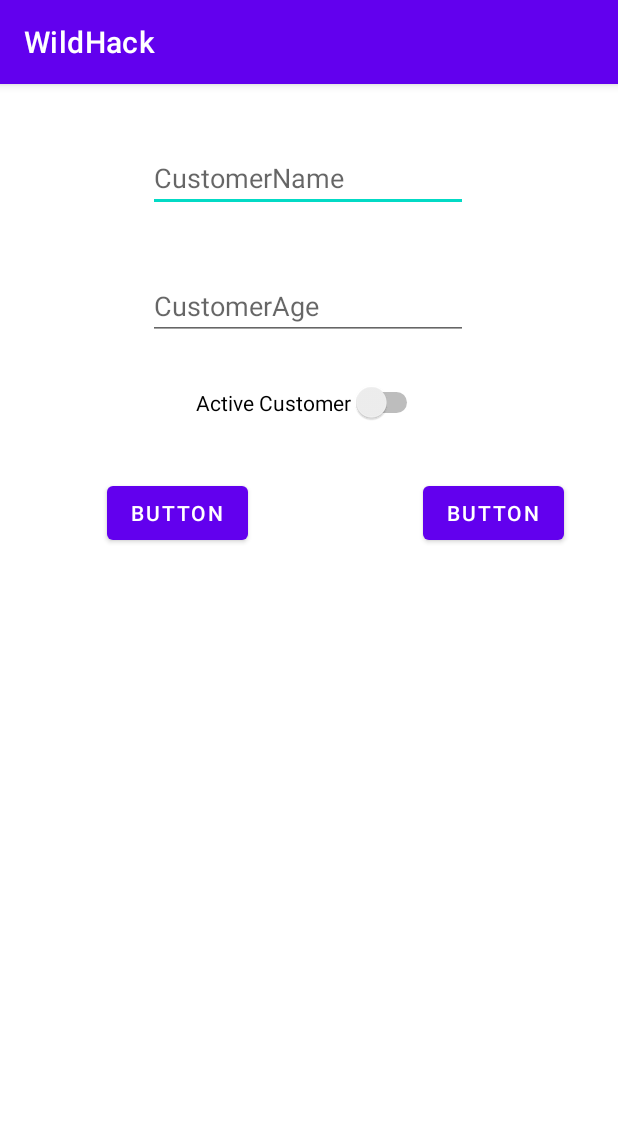
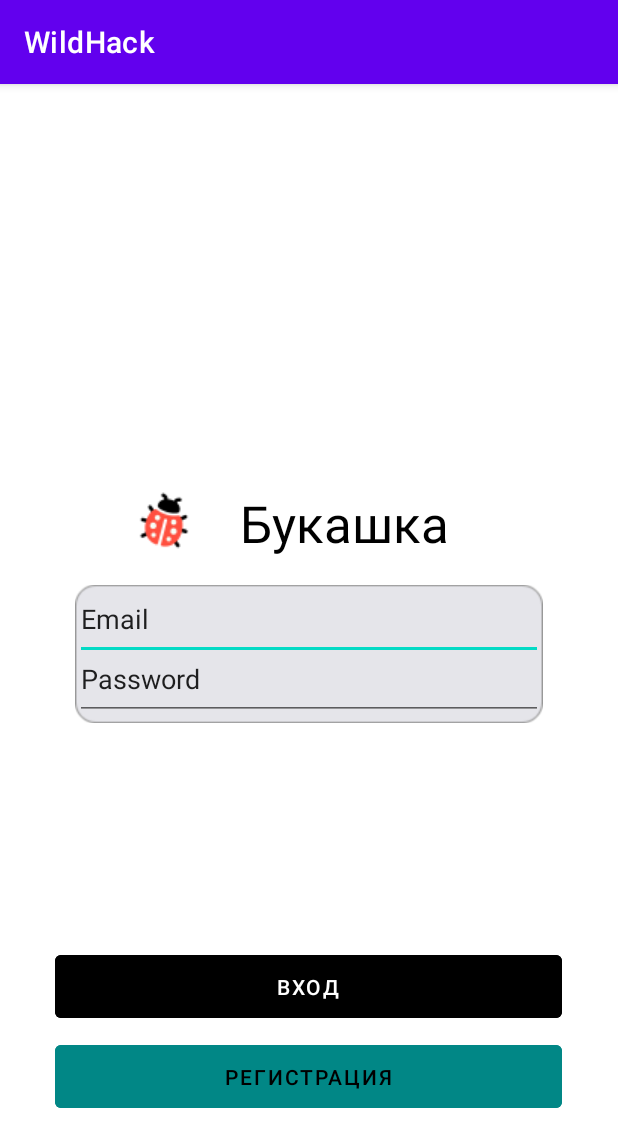
Before and after one commit to Master-sniffer/WILDHACK, an Android app: the screen it shows after launch (MainActivity), on a phone screen of 412 x 824 dp. Shown: the top 1147 px of the screen. Run offline under Robolectric (Android 15) with nearby library versions, the phone set to English and light mode, and no system bars.

Commit message:
Изменения

```diff
--- a/app/src/main/java/Solution/wildhack/MainActivity.java
+++ b/app/src/main/java/Solution/wildhack/MainActivity.java
@@ -2,117 +2,108 @@ package Solution.wildhack;
 
 import android.annotation.SuppressLint;
 import android.os.Bundle;
-import android.view.View;
-import android.widget.AdapterView;
-import android.widget.ArrayAdapter;
-import android.widget.Button;
-import android.widget.EditText;
-import android.widget.ListView;
-import android.widget.Switch;
-import android.widget.Toast;
 
 import androidx.appcompat.app.AppCompatActivity;
 
-import Models.CustomerModel;
-
 public class MainActivity extends AppCompatActivity {
 
-    Button bt1,bt2;
-    Switch switch_active;
-    EditText edit_age,editTextTextPersonName ;
-    ListView customer_list ;
-    ArrayAdapter customerArray;
-    DatabaseHelper databaseHelper;
+//    Button bt1, bt2;
+//    Switch switch_active;
+//    EditText edit_age, editTextTextPersonName;
+//    ListView customer_list;
+//    ArrayAdapter customerArray;
+//    DatabaseHelper databaseHelper;
 
 
     @SuppressLint("ResourceType")
     @Override
     protected void onCreate(Bundle savedInstanceState) {
         super.onCreate(savedInstanceState);
-        setContentView(R.layout.activity_main);
+        setContentView(R.layout.login);
 
-        bt1 = findViewById(R.id.bt1);
-        bt2 = findViewById(R.id.bt2);
-        switch_active = findViewById(R.id.switch_active);
-        edit_age = findViewById(R.id.edit_age);
-        editTextTextPersonName = findViewById(R.id.editTextTextPersonName);
-        customer_list = findViewById(R.id.customer_list);
-
-         databaseHelper  = new DatabaseHelper(MainActivity.this);
-
-
-        ShowCustomers(databaseHelper);
-
-        bt1.setOnClickListener(new View.OnClickListener() {
-            @Override
-            public void onClick(View v) {
-                CustomerModel customerModel;
-                    customerModel = new CustomerModel(-1, editTextTextPersonName.getText().toString(), Integer.parseInt(edit_age.getText().toString()), switch_active.isChecked() );
-                    Toast.makeText(MainActivity.this , customerModel.toString() , Toast.LENGTH_SHORT).show();
-
-
-                DatabaseHelper databaseHelper = new DatabaseHelper(MainActivity.this);
-                boolean b = databaseHelper.AddOne(customerModel);
-                Toast.makeText(MainActivity.this,"Result "  + b, Toast.LENGTH_SHORT).show();
-                ShowCustomers(databaseHelper);
-
-
-                    }
-
-
-
-        });
-
-        bt2.setOnClickListener(new View.OnClickListener() {
-            @Override
-            public void onClick(View v) {
-
-                databaseHelper  = new DatabaseHelper(MainActivity.this);
-
-
-                ShowCustomers(databaseHelper);
-
-
-                //Toast.makeText(MainActivity.this , results.toString(), Toast.LENGTH_SHORT).show();
-
-            }
-        });
-
-        customer_list.setOnItemClickListener(new AdapterView.OnItemClickListener() {
-            @Override
-            public void onItemClick(AdapterView<?> parent, View view, int position, long id) {
-                CustomerModel customerModel = (CustomerModel) parent.getItemAtPosition(position);
-                databaseHelper.deleteOne(customerModel);
-                ShowCustomers(databaseHelper);
-                Toast.makeText(MainActivity.this, "DELETED "+ customerModel.toString(), Toast.LENGTH_SHORT).show();
-
-            }
-        });
-
-
-
-        String files = "Потребуется стандартное походное снаряжение, за исключением палатки и посуды для приготовления еды на костре\n" +
-                "высокие резиновые сапоги («болотники»), спальник, коврик, налобный фонарик, термос, личная посуда\n" +
-                "(на некоторых кордонах вся посуда есть),\n" +
-                "биоразлагаемые средства гигиены, репелленты.\n" +
-                "Погода на Камчатке быстро и часто меняется – не забудьте про теплую и водоотталкивающую одежду и обувь.\n" +
-                "В теплые дни из соображений этики нельзя ходить по кордону в купальнике и коротких шортах,\n" +
-                "поэтому комплект легкой одежды тоже возьмите с собой. Помните, вы – лицо заповедника, наравне с сотрудниками!";
-        String flows = "Привет\n" +
-                "Пока\n" +
-                "Ага\n" +
-                "Вот\n" +
-                "да\n" +
-                "пока\n";
-
-//        Tests.tests(files);
-//        Tests.tests(flows);
-
-
-    }
-
-    private void ShowCustomers(DatabaseHelper databaseHelper2) {
-        customerArray = new ArrayAdapter<CustomerModel>(MainActivity.this, android.R.layout.simple_list_item_1, databaseHelper2.getEveryone());
-        customer_list.setAdapter(customerArray);
+//        bt1 = findViewById(R.id.bt1);
+//        bt2 = findViewById(R.id.bt2);
+//        switch_active = findViewById(R.id.switch_active);
+//        edit_age = findViewById(R.id.edit_age);
+//        editTextTextPersonName = findViewById(R.id.editTextTextPersonName);
+//        customer_list = findViewById(R.id.customer_list);
+//
+//         databaseHelper  = new DatabaseHelper(MainActivity.this);
+//
+//
+//        ShowCustomers(databaseHelper);
+//
+//        bt1.setOnClickListener(new View.OnClickListener() {
+//            @Override
+//            public void onClick(View v) {
+//                CustomerModel customerModel;
+//                    customerModel = new CustomerModel(-1, editTextTextPersonName.getText().toString(), Integer.parseInt(edit_age.getText().toString()), switch_active.isChecked() );
+//                    Toast.makeText(MainActivity.this , customerModel.toString() , Toast.LENGTH_SHORT).show();
+//
+//
+//                DatabaseHelper databaseHelper = new DatabaseHelper(MainActivity.this);
+//                boolean b = databaseHelper.AddOne(customerModel);
+//                Toast.makeText(MainActivity.this,"Result "  + b, Toast.LENGTH_SHORT).show();
+//                ShowCustomers(databaseHelper);
+//
+//
+//                    }
+//
+//
+//
+//        });
+//
+//        bt2.setOnClickListener(new View.OnClickListener() {
+//            @Override
+//            public void onClick(View v) {
+//
+//                databaseHelper  = new DatabaseHelper(MainActivity.this);
+//
+//
+//                ShowCustomers(databaseHelper);
+//
+//
+//                //Toast.makeText(MainActivity.this , results.toString(), Toast.LENGTH_SHORT).show();
+//
+//            }
+//        });
+//
+//        customer_list.setOnItemClickListener(new AdapterView.OnItemClickListener() {
+//            @Override
+//            public void onItemClick(AdapterView<?> parent, View view, int position, long id) {
+//                CustomerModel customerModel = (CustomerModel) parent.getItemAtPosition(position);
+//                databaseHelper.deleteOne(customerModel);
+//                ShowCustomers(databaseHelper);
+//                Toast.makeText(MainActivity.this, "DELETED "+ customerModel.toString(), Toast.LENGTH_SHORT).show();
+//
+//            }
+//        });
+//
+//
+//
+//        String files = "Потребуется стандартное походное снаряжение, за исключением палатки и посуды для приготовления еды на костре\n" +
+//                "высокие резиновые сапоги («болотники»), спальник, коврик, налобный фонарик, термос, личная посуда\n" +
+//                "(на некоторых кордонах вся посуда есть),\n" +
+//                "биоразлагаемые средства гигиены, репелленты.\n" +
+//                "Погода на Камчатке быстро и часто меняется – не забудьте про теплую и водоотталкивающую одежду и обувь.\n" +
+//                "В теплые дни из соображений этики нельзя ходить по кордону в купальнике и коротких шортах,\n" +
+//                "поэтому комплект легкой одежды тоже возьмите с собой. Помните, вы – лицо заповедника, наравне с сотрудниками!";
+//        String flows = "Привет\n" +
+//                "Пока\n" +
+//                "Ага\n" +
+//                "Вот\n" +
+//                "да\n" +
+//                "пока\n";
+//
+////        Tests.tests(files);
+////        Tests.tests(flows);
+//
+//
+//    }
+//
+//    private void ShowCustomers(DatabaseHelper databaseHelper2) {
+//        customerArray = new ArrayAdapter<CustomerModel>(MainActivity.this, android.R.layout.simple_list_item_1, databaseHelper2.getEveryone());
+//        customer_list.setAdapter(customerArray);
+//    }
     }
 }
--- a/app/src/main/res/layout/login.xml
+++ b/app/src/main/res/layout/login.xml
@@ -24,8 +24,8 @@
             android:id="@+id/imageView"
             android:layout_width="wrap_content"
             android:layout_height="wrap_content"
+            android:layout_marginLeft="85dp"
             android:layout_marginTop="267dp"
-            android:layout_marginLeft="85dp"
             android:background="#ffffff"
             app:srcCompat="@drawable/logowh" />
 
@@ -43,14 +43,14 @@
 
         <EditText
             android:id="@+id/EmailText"
-            android:layout_marginTop="330dp"
-            android:layout_marginLeft="50dp"
-            android:layout_marginRight="50dp"
             android:layout_width="333dp"
             android:layout_height="54dp"
+            android:layout_marginLeft="50dp"
+            android:layout_marginTop="330dp"
+            android:layout_marginRight="50dp"
             android:ems="10"
-            android:text="Email"
-            android:inputType="textEmailAddress" />
+            android:inputType="textEmailAddress"
+            android:text="Email" />
 
         <EditText
             android:id="@+id/PasswordText"
```
Also changed, not shown: app/src/main/java/Solution/wildhack/test1.txt (deleted, +0 -7 lines).
